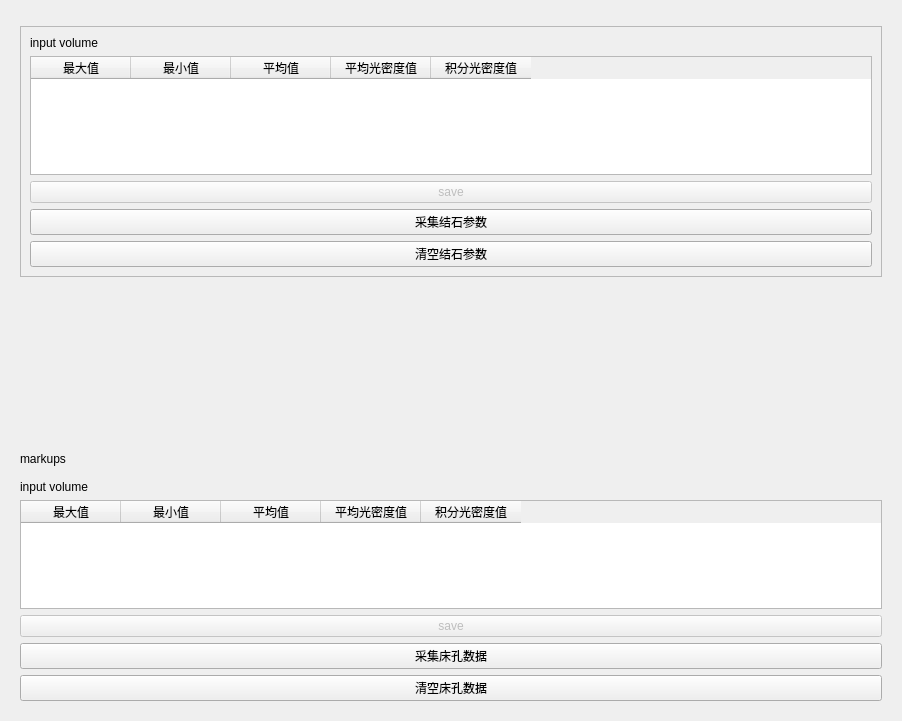
First picture: the form in Calculus/Resources/UI/qSlicerCalculusModuleWidget.ui, repository qimo601/exStone, before the edit.
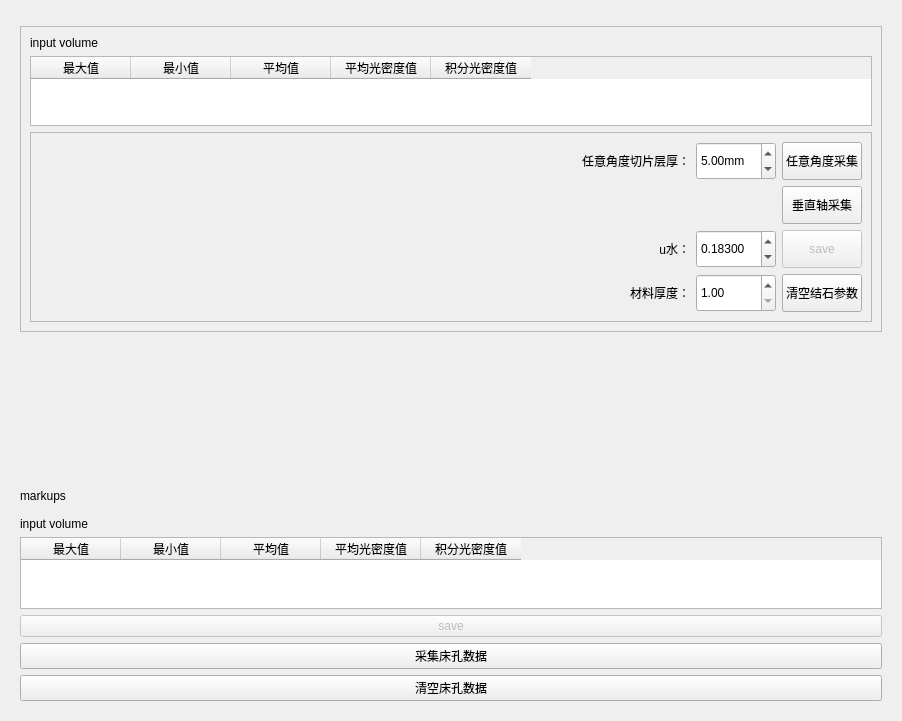
Second picture: the form after the edit. Custom widgets are drawn as their Qt base class.

Commit message: 筛选任意切面的点; 密度值 积分密度值公式 系统集成

Patch:
```diff
--- a/Calculus/Resources/UI/qSlicerCalculusModuleWidget.ui
+++ b/Calculus/Resources/UI/qSlicerCalculusModuleWidget.ui
@@ -90,28 +90,234 @@
            </column>
           </widget>
          </item>
-         <item row="2" column="0" colspan="2">
-          <widget class="QPushButton" name="saveButton_2">
-           <property name="enabled">
-            <bool>false</bool>
+         <item row="5" column="0" colspan="2">
+          <widget class="QFrame" name="frame">
+           <property name="minimumSize">
+            <size>
+             <width>0</width>
+             <height>0</height>
+            </size>
            </property>
-           <property name="text">
-            <string>save</string>
+           <property name="frameShape">
+            <enum>QFrame::StyledPanel</enum>
            </property>
-          </widget>
-         </item>
-         <item row="3" column="0" colspan="2">
-          <widget class="QPushButton" name="acqStoneBtn">
-           <property name="text">
-            <string>采集结石参数</string>
+           <property name="frameShadow">
+            <enum>QFrame::Raised</enum>
            </property>
-          </widget>
-         </item>
-         <item row="4" column="0" colspan="2">
-          <widget class="QPushButton" name="clearButton_2">
-           <property name="text">
-            <string>清空结石参数</string>
-           </property>
+           <layout class="QGridLayout" name="gridLayout">
+            <item row="3" column="5">
+             <widget class="QPushButton" name="clearButton_2">
+              <property name="minimumSize">
+               <size>
+                <width>80</width>
+                <height>38</height>
+               </size>
+              </property>
+              <property name="maximumSize">
+               <size>
+                <width>80</width>
+                <height>16777215</height>
+               </size>
+              </property>
+              <property name="text">
+               <string>清空结石参数</string>
+              </property>
+             </widget>
+            </item>
+            <item row="2" column="5">
+             <widget class="QPushButton" name="saveButton_2">
+              <property name="enabled">
+               <bool>false</bool>
+              </property>
+              <property name="minimumSize">
+               <size>
+                <width>80</width>
+                <height>38</height>
+               </size>
+              </property>
+              <property name="maximumSize">
+               <size>
+                <width>80</width>
+                <height>16777215</height>
+               </size>
+              </property>
+              <property name="text">
+               <string>save</string>
+              </property>
+             </widget>
+            </item>
+            <item row="0" column="5">
+             <widget class="QPushButton" name="acqStoneBtn">
+              <property name="minimumSize">
+               <size>
+                <width>80</width>
+                <height>38</height>
+               </size>
+              </property>
+              <property name="maximumSize">
+               <size>
+                <width>80</width>
+                <height>16777215</height>
+               </size>
+              </property>
+              <property name="text">
+               <string>任意角度采集</string>
+              </property>
+             </widget>
+            </item>
+            <item row="0" column="0">
+             <spacer name="horizontalSpacer">
+              <property name="orientation">
+               <enum>Qt::Horizontal</enum>
+              </property>
+              <property name="sizeHint" stdset="0">
+               <size>
+                <width>40</width>
+                <height>20</height>
+               </size>
+              </property>
+             </spacer>
+            </item>
+            <item row="0" column="2">
+             <widget class="QLabel" name="label_4">
+              <property name="minimumSize">
+               <size>
+                <width>100</width>
+                <height>38</height>
+               </size>
+              </property>
+              <property name="text">
+               <string>任意角度切片层厚：</string>
+              </property>
+              <property name="alignment">
+               <set>Qt::AlignRight|Qt::AlignTrailing|Qt::AlignVCenter</set>
+              </property>
+             </widget>
+            </item>
+            <item row="0" column="3">
+             <widget class="QDoubleSpinBox" name="sliceThickSpinBox">
+              <property name="minimumSize">
+               <size>
+                <width>80</width>
+                <height>38</height>
+               </size>
+              </property>
+              <property name="maximumSize">
+               <size>
+                <width>50</width>
+                <height>16777215</height>
+               </size>
+              </property>
+              <property name="suffix">
+               <string>mm</string>
+              </property>
+              <property name="minimum">
+               <double>1.000000000000000</double>
+              </property>
+              <property name="maximum">
+               <double>20.000000000000000</double>
+              </property>
+              <property name="value">
+               <double>5.000000000000000</double>
+              </property>
+             </widget>
+            </item>
+            <item row="2" column="3">
+             <widget class="QDoubleSpinBox" name="uWaterSpinBox">
+              <property name="minimumSize">
+               <size>
+                <width>80</width>
+                <height>38</height>
+               </size>
+              </property>
+              <property name="maximumSize">
+               <size>
+                <width>50</width>
+                <height>16777215</height>
+               </size>
+              </property>
+              <property name="decimals">
+               <number>5</number>
+              </property>
+              <property name="value">
+               <double>0.183000000000000</double>
+              </property>
+             </widget>
+            </item>
+            <item row="2" column="2">
+             <widget class="QLabel" name="label_5">
+              <property name="minimumSize">
+               <size>
+                <width>100</width>
+                <height>38</height>
+               </size>
+              </property>
+              <property name="text">
+               <string>u水：</string>
+              </property>
+              <property name="alignment">
+               <set>Qt::AlignRight|Qt::AlignTrailing|Qt::AlignVCenter</set>
+              </property>
+             </widget>
+            </item>
+            <item row="3" column="3">
+             <widget class="QDoubleSpinBox" name="materialThickSpinBox">
+              <property name="minimumSize">
+               <size>
+                <width>80</width>
+                <height>38</height>
+               </size>
+              </property>
+              <property name="maximumSize">
+               <size>
+                <width>50</width>
+                <height>16777215</height>
+               </size>
+              </property>
+              <property name="minimum">
+               <double>1.000000000000000</double>
+              </property>
+              <property name="maximum">
+               <double>20.000000000000000</double>
+              </property>
+             </widget>
+            </item>
+            <item row="3" column="2">
+             <widget class="QLabel" name="label_6">
+              <property name="minimumSize">
+               <size>
+                <width>100</width>
+                <height>38</height>
+               </size>
+              </property>
+              <property name="text">
+               <string>材料厚度：</string>
+              </property>
+              <property name="alignment">
+               <set>Qt::AlignRight|Qt::AlignTrailing|Qt::AlignVCenter</set>
+              </property>
+             </widget>
+            </item>
+            <item row="1" column="5">
+             <widget class="QPushButton" name="acqStoneBtn_2">
+              <property name="minimumSize">
+               <size>
+                <width>80</width>
+                <height>38</height>
+               </size>
+              </property>
+              <property name="maximumSize">
+               <size>
+                <width>80</width>
+                <height>16777215</height>
+               </size>
+              </property>
+              <property name="text">
+               <string>垂直轴采集</string>
+              </property>
+             </widget>
+            </item>
+           </layout>
           </widget>
          </item>
         </layout>
```
The commit also changes 6 other files.
